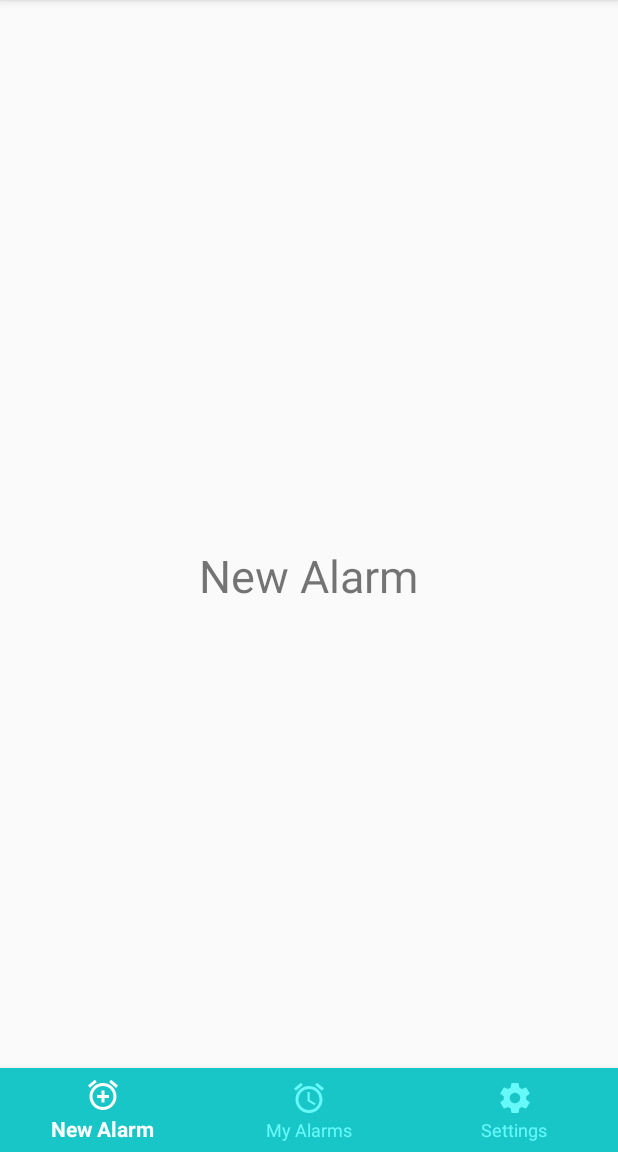
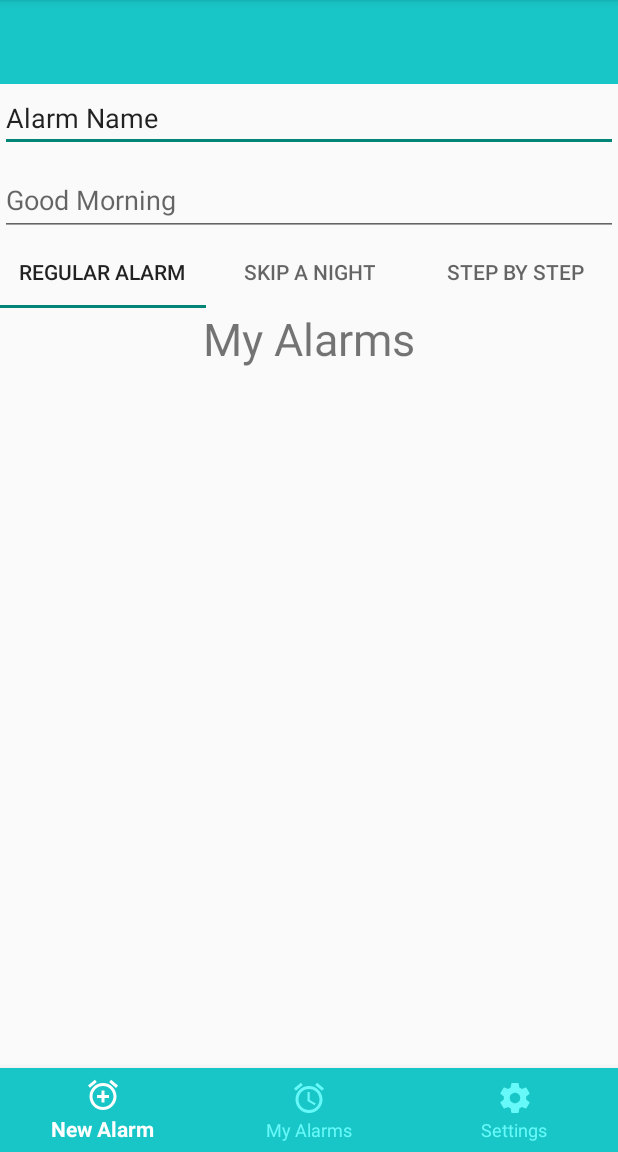
Before and after one commit to zex97/sleepphase, an Android app: the screen it shows after launch (MainActivity), on a phone screen of 412 x 824 dp, the part 84-1236 px from its top. Run offline under Robolectric (Android 15) with nearby library versions, the phone set to English and light mode, and no system bars.

Commit message:
part of the create alarm view

```diff
--- a/app/build.gradle
+++ b/app/build.gradle
@@ -27,6 +27,7 @@ dependencies {
 //    implementation 'com.google.android.material:material:1.0.0-beta01'
     implementation 'com.google.android.material:material:1.0.0'
     implementation 'androidx.constraintlayout:constraintlayout:1.1.2'
+    implementation 'androidx.legacy:legacy-support-v4:1.0.0'
     testImplementation 'junit:junit:4.12'
     androidTestImplementation 'androidx.test:runner:1.1.0-alpha4'
     androidTestImplementation 'androidx.test.espresso:espresso-core:3.1.0-alpha4'
--- /dev/null
+++ b/app/src/main/java/com/mse/group1/sleepphase/fragments/AlarmTypeFragment.java
@@ -0,0 +1,26 @@
+package com.mse.group1.sleepphase.fragments;
+
+import android.os.Bundle;
+import android.view.LayoutInflater;
+import android.view.View;
+import android.view.ViewGroup;
+
+import androidx.fragment.app.Fragment;
+
+import com.mse.group1.sleepphase.R;
+
+public class AlarmTypeFragment extends Fragment {
+
+    public AlarmTypeFragment() {
+        // Required empty public constructor
+    }
+
+
+    @Override
+    public View onCreateView(LayoutInflater inflater, ViewGroup container,
+                             Bundle savedInstanceState) {
+        // Inflate the layout for this fragment
+        return inflater.inflate(R.layout.fragment_my_alarms, container, false);
+    }
+
+}
--- /dev/null
+++ b/app/src/main/res/layout/fragment_alarm_type_regular.xml
@@ -0,0 +1,6 @@
+<?xml version="1.0" encoding="utf-8"?>
+<androidx.constraintlayout.widget.ConstraintLayout
+    xmlns:android="http://schemas.android.com/apk/res/android" android:layout_width="match_parent"
+    android:layout_height="match_parent">
+
+</androidx.constraintlayout.widget.ConstraintLayout>
--- a/app/src/main/res/layout/fragment_new_alarm.xml
+++ b/app/src/main/res/layout/fragment_new_alarm.xml
@@ -1,16 +1,80 @@
 <?xml version="1.0" encoding="utf-8"?>
 <RelativeLayout xmlns:android="http://schemas.android.com/apk/res/android"
-                xmlns:tools="http://schemas.android.com/tools"
+    xmlns:app="http://schemas.android.com/apk/res-auto"
+    xmlns:tools="http://schemas.android.com/tools"
                 android:layout_width="match_parent"
                 android:layout_height="match_parent"
                 tools:context=".fragments.NewAlarmFragment">
 
-    <!-- TODO: Update blank fragment layout -->
-    <TextView
-            android:layout_width="wrap_content"
+    <ScrollView
+        android:layout_width="match_parent"
+        android:layout_height="match_parent">
+
+        <LinearLayout
+            android:layout_width="match_parent"
             android:layout_height="wrap_content"
-            android:layout_centerInParent="true"
-            android:text="@string/title_new_alarm"
-            android:textSize="30sp" />
+            android:orientation="vertical" >
+
+            <androidx.appcompat.widget.Toolbar
+                android:id="@+id/toolbar"
+                android:layout_width="match_parent"
+                android:layout_height="wrap_content"
+                android:background="?attr/colorPrimary"
+                android:minHeight="?attr/actionBarSize"
+                android:theme="?attr/actionBarTheme" />
+
+            <EditText
+                android:id="@+id/editTextAlarmName"
+                android:layout_width="match_parent"
+                android:layout_height="wrap_content"
+                android:ems="10"
+                android:inputType="textPersonName"
+                android:text="Alarm Name" />
+
+            <com.google.android.material.textfield.TextInputLayout
+                android:layout_width="match_parent"
+                android:layout_height="match_parent">
+
+                <com.google.android.material.textfield.TextInputEditText
+                    android:layout_width="match_parent"
+                    android:layout_height="wrap_content"
+                    android:hint="Good Morning" />
+            </com.google.android.material.textfield.TextInputLayout>
+
+            <Space
+                android:layout_width="match_parent"
+                android:layout_height="wrap_content" />
+
+            <com.google.android.material.tabs.TabLayout
+                android:layout_width="match_parent"
+                android:layout_height="wrap_content">
+
+                <com.google.android.material.tabs.TabItem
+                    android:id="@+id/alarmTypeTabRegularAlarm"
+                    android:layout_width="wrap_content"
+                    android:layout_height="wrap_content"
+                    android:text="Regular Alarm" />
+
+                <com.google.android.material.tabs.TabItem
+                    android:id="@+id/alarmTypeTabSkipANight"
+                    android:layout_width="wrap_content"
+                    android:layout_height="wrap_content"
+                    android:text="Skip A Night" />
+
+                <com.google.android.material.tabs.TabItem
+                    android:id="@+id/alarmTypeTabStepByStep"
+                    android:layout_width="wrap_content"
+                    android:layout_height="wrap_content"
+                    android:text="Step By Step" />
+            </com.google.android.material.tabs.TabLayout>
+
+            <fragment
+                android:id="@+id/fragment"
+                android:name="com.mse.group1.sleepphase.fragments.AlarmTypeFragment"
+                android:layout_width="match_parent"
+                android:layout_height="wrap_content" />
+
+        </LinearLayout>
+    </ScrollView>
 
 </RelativeLayout>
--- a/build.gradle
+++ b/build.gradle
@@ -8,7 +8,7 @@ buildscript {
 
     }
     dependencies {
-        classpath 'com.android.tools.build:gradle:4.0.0'
+        classpath 'com.android.tools.build:gradle:4.1.1'
         classpath "org.jetbrains.kotlin:kotlin-gradle-plugin:$kotlin_version"
 
         // NOTE: Do not place your application dependencies here; they belong
```
